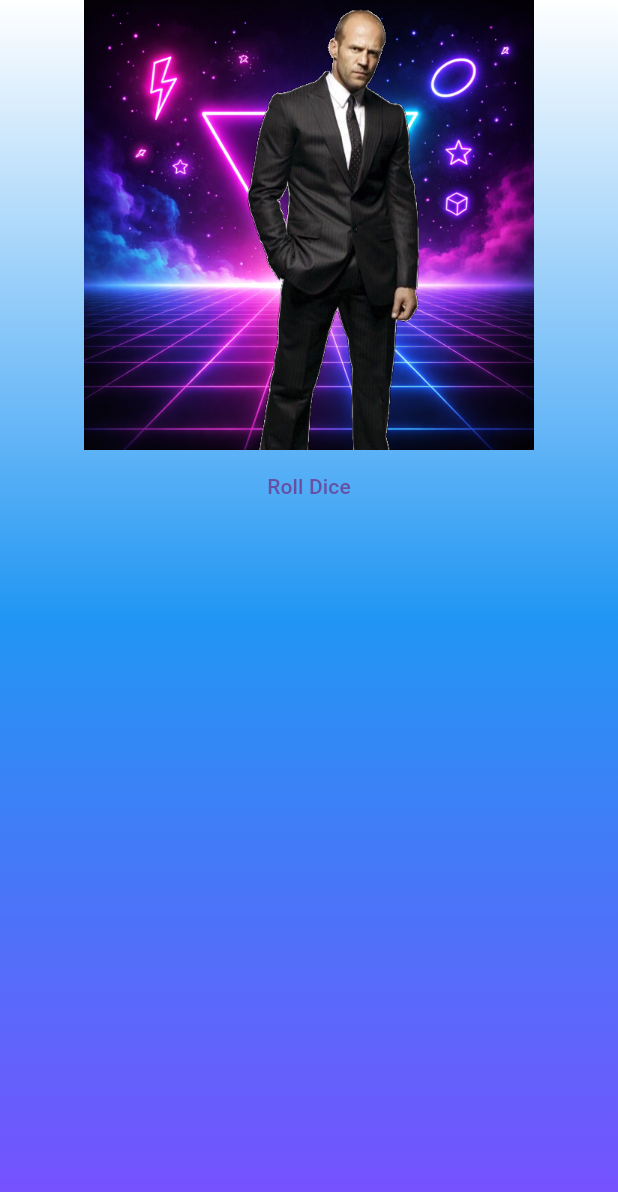
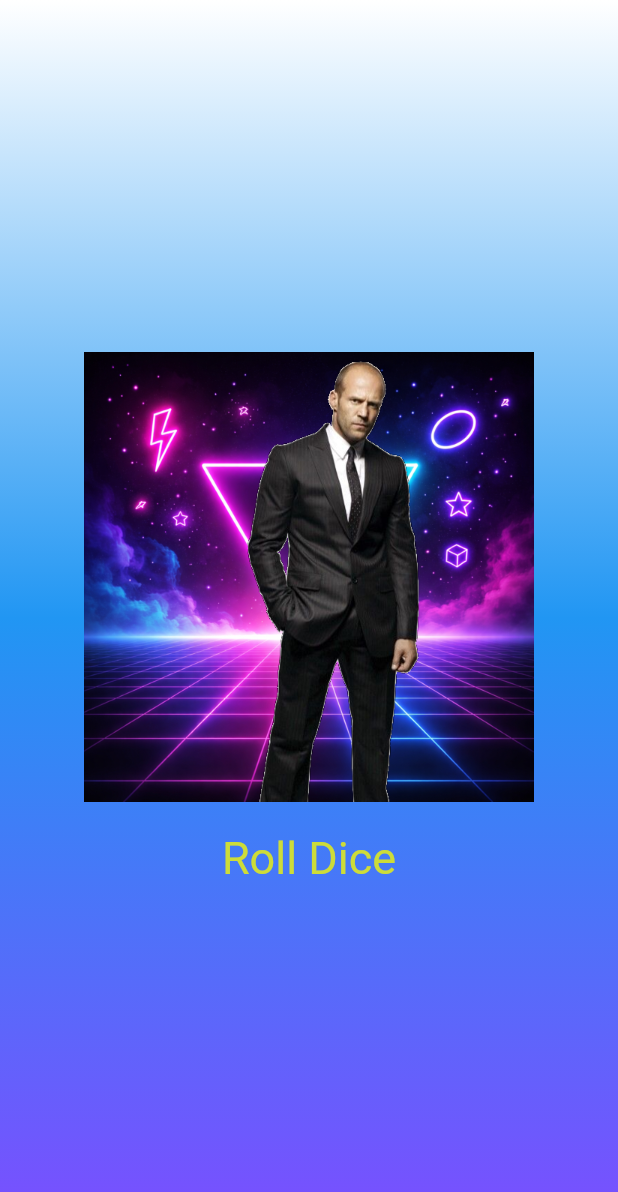
Before and after one commit to Sofia1-min/Flutter_Lab4, a Flutter app: the screen it shows after launch, on a phone screen of 412 x 824 dp. Shown: the top 1192 px of the screen. Run offline on Flutter 3.47's test engine with Material 3 defaults, Android fonts, the phone set to English and light mode, and no system bars.

Commit message:
Style roll button and adjust layout

```diff
--- a/lib/gradient_container.dart
+++ b/lib/gradient_container.dart
@@ -23,11 +23,21 @@ class GradientContainer extends StatelessWidget {
     ),
     child: Center(
       child: Column(
+        mainAxisSize: MainAxisSize.min,
         children: [
           Image.asset('assets/images/dice-1.png',
           width: 300,
           ),
-          TextButton(onPressed: rollDice, child: Text("Roll Dice"),
+          TextButton(onPressed: rollDice,
+          style: TextButton.styleFrom(
+            padding: const EdgeInsets.only(top: 20,
+            ),
+            foregroundColor: Colors.lime,
+            textStyle: const TextStyle(
+              fontSize: 30,
+            ),
+          ),
+           child: Text("Roll Dice"),
           ),
         ],
       ),
```
